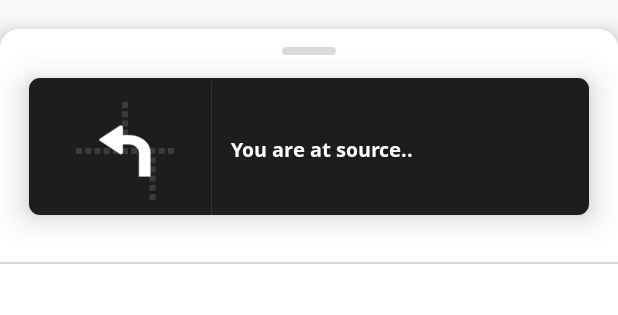
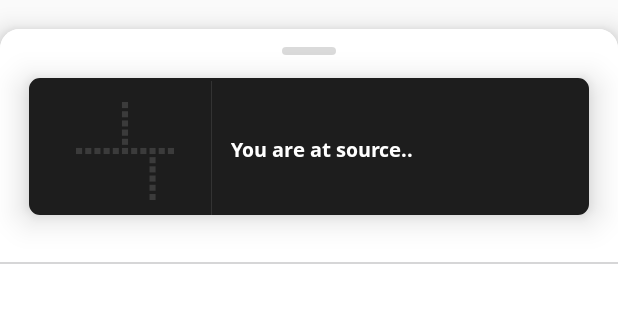
Before and after one commit to vivekgates/libmap, an Android app: the layout steps_bottom_sheet.xml on its own in the app's theme, with its tools: preview values and no code run, on a phone screen of 412 x 824 dp. Shown: the top 315 px of the screen. Run offline under Robolectric (Android 15) with nearby library versions, the phone set to English and light mode, and no system bars.

Commit message:
Map Integration

```diff
--- a/mapintegrationlib/src/main/res/layout/steps_bottom_sheet.xml
+++ b/mapintegrationlib/src/main/res/layout/steps_bottom_sheet.xml
@@ -184,7 +184,6 @@
                         android:layout_marginTop="@dimen/_2sdp"
                         android:layout_centerHorizontal="true"
                         android:background="@drawable/ic_path"
-                        android:src="@drawable/ic_turn_left"
                         android:id="@+id/navigation_top_ui"/>
 
 
```
